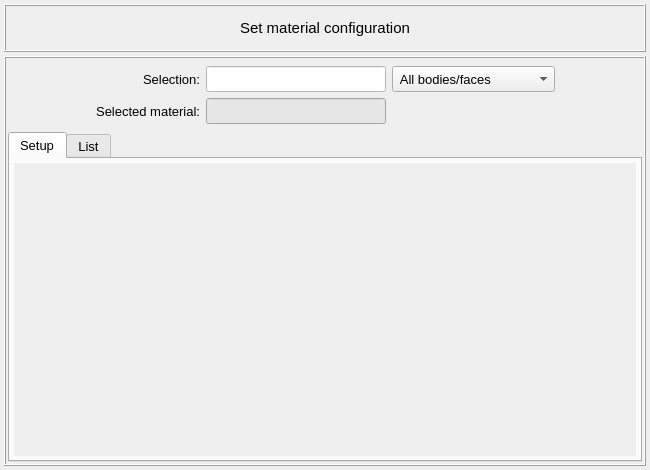
First picture: the form in vibra/interface/data/ui_files/model/setup/material/set_material.ui, repository MOPT-UFSC/VIBRA, before the edit.
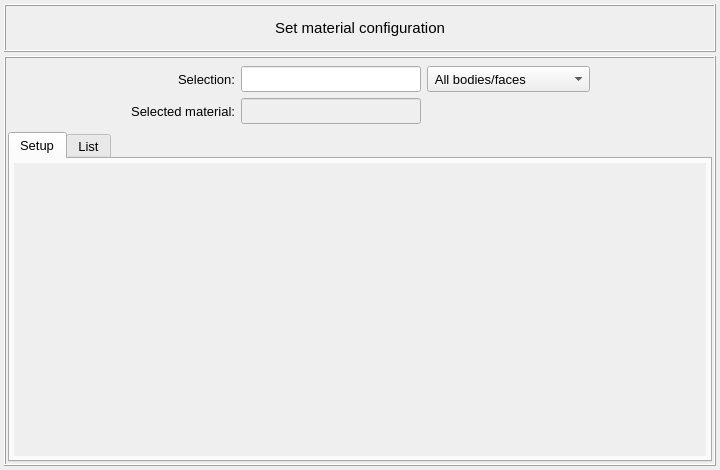
Second picture: the form after the edit.

The edit to the form file:
```diff
--- a/vibra/interface/data/ui_files/model/setup/material/set_material.ui
+++ b/vibra/interface/data/ui_files/model/setup/material/set_material.ui
@@ -6,7 +6,7 @@
    <rect>
     <x>0</x>
     <y>0</y>
-    <width>650</width>
+    <width>720</width>
     <height>470</height>
    </rect>
   </property>
@@ -217,8 +217,7 @@
             <enum>Qt::ClickFocus</enum>
            </property>
            <property name="styleSheet">
-            <string notr="true">QLineEdit{background-color: rgb(255, 255, 255); color: rgb(0, 0, 0)}
-QLineEdit:disabled {background-color: rgb(230, 230, 230); color: rgb(120, 120, 120)}</string>
+            <string notr="true"/>
            </property>
            <property name="text">
             <string/>
@@ -275,8 +274,7 @@
             <enum>Qt::ClickFocus</enum>
            </property>
            <property name="styleSheet">
-            <string notr="true">QLineEdit{background-color: rgb(255, 255, 255); color: rgb(0, 0, 0)}
-QLineEdit:disabled {background-color: rgb(230, 230, 230); color: rgb(120, 120, 120)}</string>
+            <string notr="true"/>
            </property>
            <property name="text">
             <string/>
@@ -342,7 +340,7 @@
               <rect>
                <x>0</x>
                <y>0</y>
-               <width>620</width>
+               <width>690</width>
                <height>293</height>
               </rect>
              </property>
```
